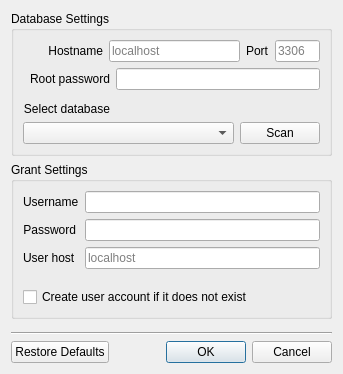
The window that ui/permissionmanager.ui (pwizard2/robojournal) describes before a commit, drawn with Qt 5.
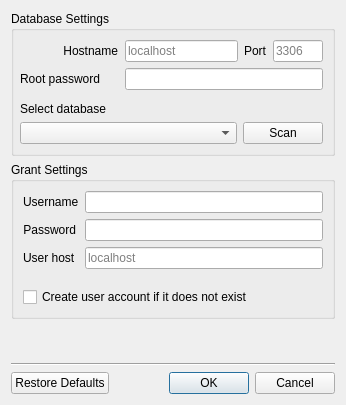
The same window after the commit. Icons and pictures are not drawn.

Commit message: fixed linux sizing isses on permissionmanager

```diff
--- a/ui/permissionmanager.ui
+++ b/ui/permissionmanager.ui
@@ -6,8 +6,8 @@
    <rect>
     <x>0</x>
     <y>0</y>
-    <width>338</width>
-    <height>374</height>
+    <width>346</width>
+    <height>405</height>
    </rect>
   </property>
   <property name="windowTitle">
@@ -20,9 +20,10 @@
       <string>Database Settings</string>
      </property>
      <layout class="QGridLayout" name="gridLayout">
-      <item row="0" column="0" colspan="2">
-       <layout class="QHBoxLayout" name="horizontalLayout_2" stretch="0,0,0,1">
-        <item>
+      <property name="leftMargin">
+       <number>6</number>
+      </property>
+      <item row="0" column="0">
          <widget class="QLabel" name="label_7">
           <property name="minimumSize">
            <size>
@@ -36,8 +37,13 @@
           <property name="alignment">
            <set>Qt::AlignRight|Qt::AlignTrailing|Qt::AlignVCenter</set>
           </property>
-         </widget>
-        </item>
+        <property name="indent">
+         <number>1</number>
+        </property>
+       </widget>
+      </item>
+      <item row="0" column="1" colspan="2">
+       <layout class="QHBoxLayout" name="horizontalLayout_2">
         <item>
          <widget class="QLineEdit" name="DBHost">
           <property name="placeholderText">
@@ -56,7 +62,7 @@
          <widget class="QLineEdit" name="Port">
           <property name="maximumSize">
            <size>
-            <width>45</width>
+            <width>50</width>
             <height>16777215</height>
            </size>
           </property>
@@ -70,30 +76,7 @@
         </item>
        </layout>
       </item>
-      <item row="1" column="0">
-       <widget class="QLabel" name="label">
-        <property name="minimumSize">
-         <size>
-          <width>80</width>
-          <height>0</height>
-         </size>
-        </property>
-        <property name="text">
-         <string>Root password</string>
-        </property>
-        <property name="alignment">
-         <set>Qt::AlignRight|Qt::AlignTrailing|Qt::AlignVCenter</set>
-        </property>
-       </widget>
-      </item>
-      <item row="1" column="1">
-       <widget class="QLineEdit" name="RootPassword">
-        <property name="echoMode">
-         <enum>QLineEdit::Password</enum>
-        </property>
-       </widget>
-      </item>
-      <item row="2" column="0" colspan="2">
+      <item row="2" column="0" colspan="3">
        <spacer name="verticalSpacer">
         <property name="orientation">
          <enum>Qt::Vertical</enum>
@@ -109,17 +92,7 @@
         </property>
        </spacer>
       </item>
-      <item row="3" column="0">
-       <widget class="QLabel" name="label_2">
-        <property name="text">
-         <string>Select database</string>
-        </property>
-        <property name="alignment">
-         <set>Qt::AlignRight|Qt::AlignTrailing|Qt::AlignVCenter</set>
-        </property>
-       </widget>
-      </item>
-      <item row="4" column="0" colspan="2">
+      <item row="4" column="0" colspan="3">
        <layout class="QHBoxLayout" name="horizontalLayout" stretch="1,0">
         <item>
          <widget class="QComboBox" name="Databases"/>
@@ -137,6 +110,30 @@
         </item>
        </layout>
       </item>
+      <item row="1" column="1" colspan="2">
+       <widget class="QLineEdit" name="RootPassword">
+        <property name="echoMode">
+         <enum>QLineEdit::Password</enum>
+        </property>
+       </widget>
+      </item>
+      <item row="3" column="0" colspan="3">
+       <widget class="QLabel" name="label_2">
+        <property name="text">
+         <string>Select database</string>
+        </property>
+        <property name="alignment">
+         <set>Qt::AlignLeading|Qt::AlignLeft|Qt::AlignVCenter</set>
+        </property>
+       </widget>
+      </item>
+      <item row="1" column="0">
+       <widget class="QLabel" name="label">
+        <property name="text">
+         <string>Root password</string>
+        </property>
+       </widget>
+      </item>
      </layout>
     </widget>
    </item>
```
Lines whose indentation alone changed are shown as unchanged. The commit also changes 2 other files.
